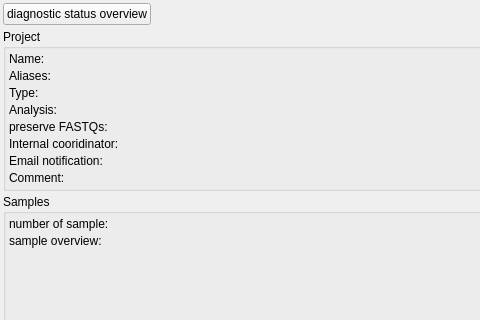
Old version of the form src/GSvar/ProjectWidget.ui in the repository imgag/ngs-bits; both pictures show x 0 to 480 and y 0 to 320 of the 1382 by 564 pixel window.
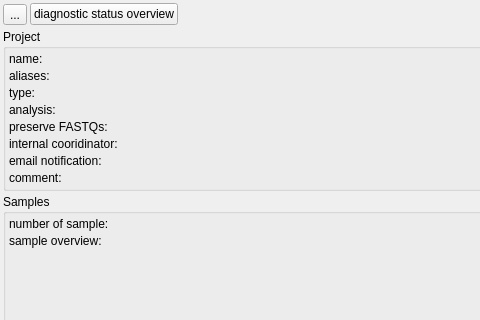
New version of the form. Icons and pictures are not drawn.

Commit message: GSvar: added 'edit' button to project tab; added status email to run tab.

Patch:
```diff
--- a/src/GSvar/ProjectWidget.ui
+++ b/src/GSvar/ProjectWidget.ui
@@ -31,6 +31,17 @@
    </property>
    <item>
     <layout class="QHBoxLayout" name="horizontalLayout">
+     <item>
+      <widget class="QToolButton" name="edit_btn">
+       <property name="text">
+        <string>...</string>
+       </property>
+       <property name="icon">
+        <iconset resource="GSvar.qrc">
+         <normaloff>:/Icons/Edit.png</normaloff>:/Icons/Edit.png</iconset>
+       </property>
+      </widget>
+     </item>
      <item>
       <widget class="QPushButton" name="diag_btn">
        <property name="text">
@@ -94,7 +105,7 @@
       <item row="0" column="0">
        <widget class="QLabel" name="label">
         <property name="text">
-         <string>Name:</string>
+         <string>name:</string>
         </property>
        </widget>
       </item>
@@ -111,7 +122,7 @@
       <item row="1" column="0">
        <widget class="QLabel" name="label_2">
         <property name="text">
-         <string>Aliases:</string>
+         <string>aliases:</string>
         </property>
        </widget>
       </item>
@@ -128,7 +139,7 @@
       <item row="2" column="0">
        <widget class="QLabel" name="label_3">
         <property name="text">
-         <string>Type:</string>
+         <string>type:</string>
         </property>
        </widget>
       </item>
@@ -148,7 +159,7 @@
          <string/>
         </property>
         <property name="text">
-         <string>Analysis:</string>
+         <string>analysis:</string>
         </property>
        </widget>
       </item>
@@ -182,7 +193,7 @@
       <item row="5" column="0">
        <widget class="QLabel" name="label_6">
         <property name="text">
-         <string>Internal cooridinator:</string>
+         <string>internal cooridinator:</string>
         </property>
        </widget>
       </item>
@@ -199,7 +210,7 @@
       <item row="6" column="0">
        <widget class="QLabel" name="label_7">
         <property name="text">
-         <string>Email notification:</string>
+         <string>email notification:</string>
         </property>
        </widget>
       </item>
@@ -219,7 +230,10 @@
       <item row="7" column="0">
        <widget class="QLabel" name="label_8">
         <property name="text">
-         <string>Comment:</string>
+         <string>comment:</string>
+        </property>
+        <property name="alignment">
+         <set>Qt::AlignLeading|Qt::AlignLeft|Qt::AlignTop</set>
         </property>
        </widget>
       </item>
```
The commit also changes 16 other files.
